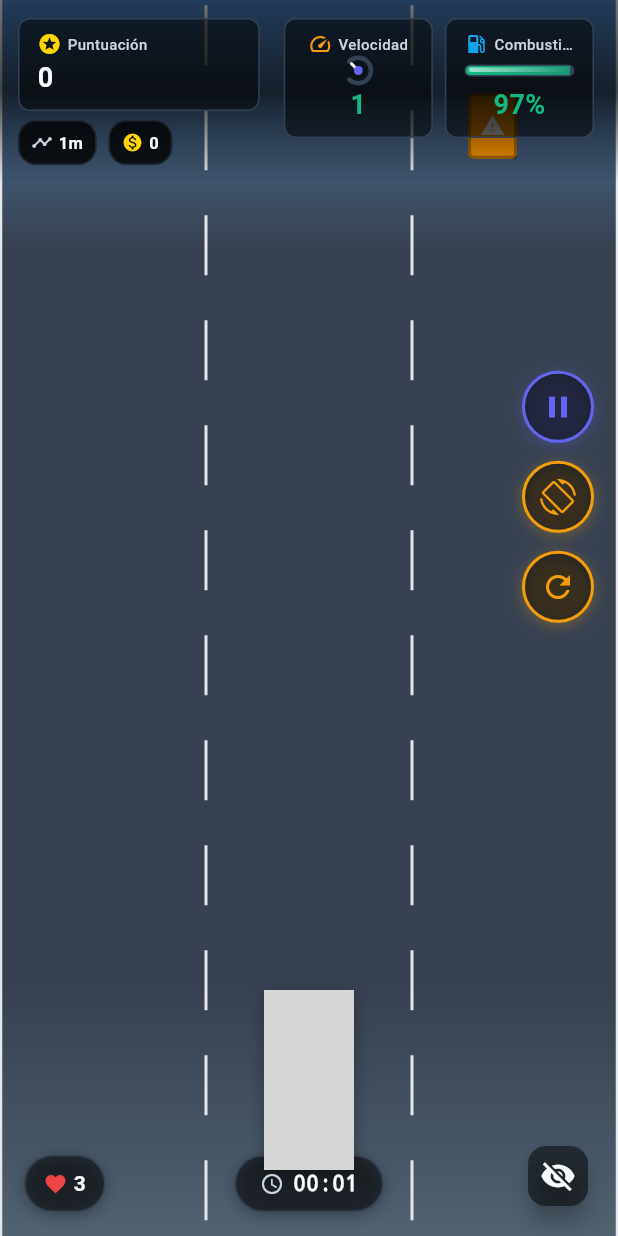
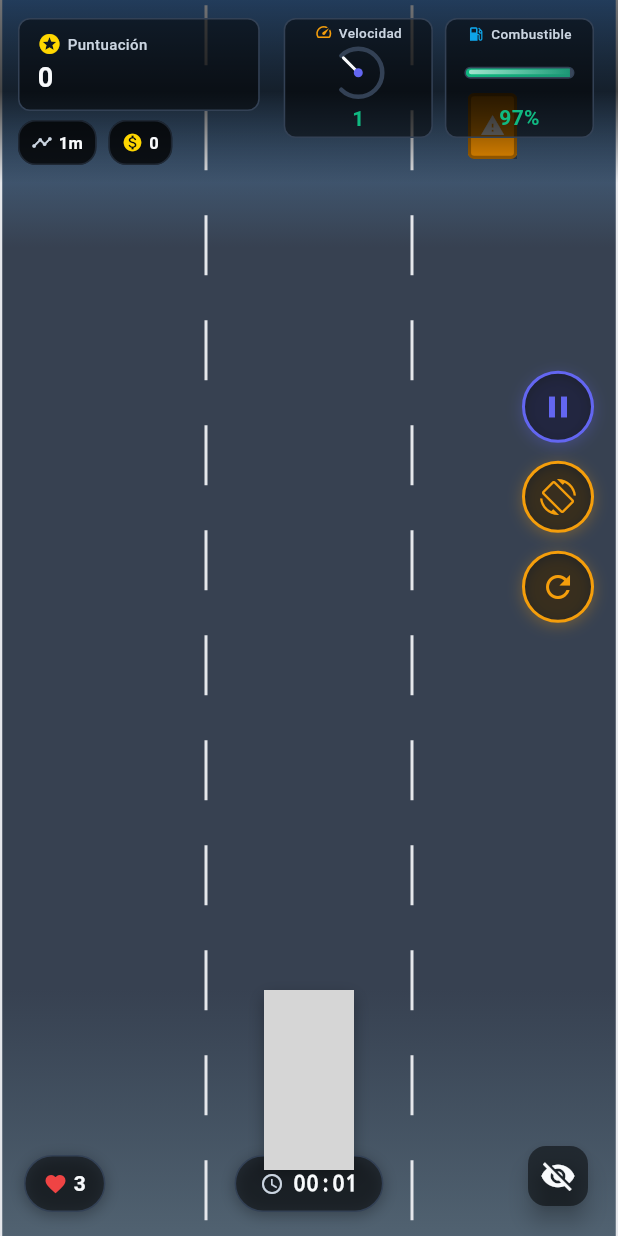
Before and after one commit to pedro-1opez/car_game_app, a Flutter app: the GameScreen screen opened directly, on a phone screen of 412 x 824 dp. Run offline on Flutter 3.47's test engine with Material 3 defaults, Android fonts, the phone set to English and light mode, and no system bars; our stand-ins replace flutter_dotenv, shared_preferences, supabase_flutter; accounts and stored records are empty; grey boxes are pictures that could not be loaded.

Commit message:
- Se mejoro la visualizacion de los indicadores de velocidad y combustible en pantallas grandes.
- Se arreglo la imagen del carro cuando es en orientacion horizontal.

```diff
--- a/lib/features/game/widgets/ui/fuel_gauge.dart
+++ b/lib/features/game/widgets/ui/fuel_gauge.dart
@@ -67,7 +67,7 @@ class _FuelGaugeState extends State<FuelGauge>
   @override
   Widget build(BuildContext context) {
     return Container(
-      padding: const EdgeInsets.symmetric(horizontal: 12, vertical: 8),
+      padding: const EdgeInsets.symmetric(horizontal: 12, vertical: 3),
       decoration: BoxDecoration(
         color: GameColors.hudBackground,
         borderRadius: BorderRadius.circular(8),
@@ -87,7 +87,7 @@ class _FuelGaugeState extends State<FuelGauge>
                 Icon(
                   Icons.local_gas_station,
                   color: GameColors.fuelBlue,
-                  size: 16,
+                  size: 12,
                 ),
                 const SizedBox(width: 4),
                 Flexible(
@@ -95,7 +95,7 @@ class _FuelGaugeState extends State<FuelGauge>
                     'Combustible',
                     style: TextStyle(
                       color: GameColors.textSecondary,
-                      fontSize: 10,
+                      fontSize: 9,
                       fontWeight: FontWeight.w500,
                     ),
                     overflow: TextOverflow.ellipsis,
@@ -103,7 +103,6 @@ class _FuelGaugeState extends State<FuelGauge>
                 ),
               ],
             ),
-            const SizedBox(height: 2),
           ],
 
           Expanded(
@@ -121,14 +120,13 @@ class _FuelGaugeState extends State<FuelGauge>
           ),
 
           if (widget.showLabel) ...[
-            const SizedBox(height: 2),
             FittedBox(
               fit: BoxFit.scaleDown,
               child: Text(
                 '${(widget.fuelLevel * 100).round()}%',
                 style: TextStyle(
                   color: GameColors.getFuelColor(widget.fuelLevel),
-                  fontSize: 18,
+                  fontSize: 14,
                   fontWeight: FontWeight.bold,
                 ),
               ),
--- a/lib/features/game/widgets/ui/speed_indicator.dart
+++ b/lib/features/game/widgets/ui/speed_indicator.dart
@@ -63,7 +63,7 @@ class _SpeedIndicatorState extends State<SpeedIndicator>
   @override
   Widget build(BuildContext context) {
     return Container(
-      padding: const EdgeInsets.symmetric(horizontal: 12, vertical: 8),
+      padding: const EdgeInsets.symmetric(horizontal: 12, vertical: 2),
       decoration: BoxDecoration(
         color: GameColors.hudBackground,
         borderRadius: BorderRadius.circular(8),
@@ -82,7 +82,7 @@ class _SpeedIndicatorState extends State<SpeedIndicator>
               Icon(
                 Icons.speed,
                 color: GameColors.secondary,
-                size: 16,
+                size: 12,
               ),
               const SizedBox(width: 4),
               Flexible(
@@ -90,7 +90,7 @@ class _SpeedIndicatorState extends State<SpeedIndicator>
                   'Velocidad',
                   style: TextStyle(
                     color: GameColors.textSecondary,
-                    fontSize: 10,
+                    fontSize: 9,
                     fontWeight: FontWeight.w500,
                   ),
                   overflow: TextOverflow.ellipsis,
@@ -98,8 +98,6 @@ class _SpeedIndicatorState extends State<SpeedIndicator>
               ),
             ],
           ),
-
-          const SizedBox(height: 2),
 
           Expanded(
             child: Center(
@@ -109,15 +107,13 @@ class _SpeedIndicatorState extends State<SpeedIndicator>
             ),
           ),
 
-          const SizedBox(height: 2),
-
           FittedBox(
             fit: BoxFit.scaleDown,
             child: Text(
               '${widget.speed.round()}',
               style: TextStyle(
                 color: _getSpeedColor(),
-                fontSize: 18,
+                fontSize: 14,
                 fontWeight: FontWeight.bold,
               ),
             ),
@@ -130,7 +126,7 @@ class _SpeedIndicatorState extends State<SpeedIndicator>
   Widget _buildSpeedometerDial() {
     return LayoutBuilder(
       builder: (context, constraints) {
-        final size = math.min(constraints.maxWidth, constraints.maxHeight).clamp(25.0, 40.0);
+        final size = math.min(constraints.maxWidth, constraints.maxHeight).clamp(10.0, 40.0);
         return SizedBox(
           width: size,
           height: size,
```
Also changed, not shown: assets/images/cars/horizontal/player/player_car_purple.png.
